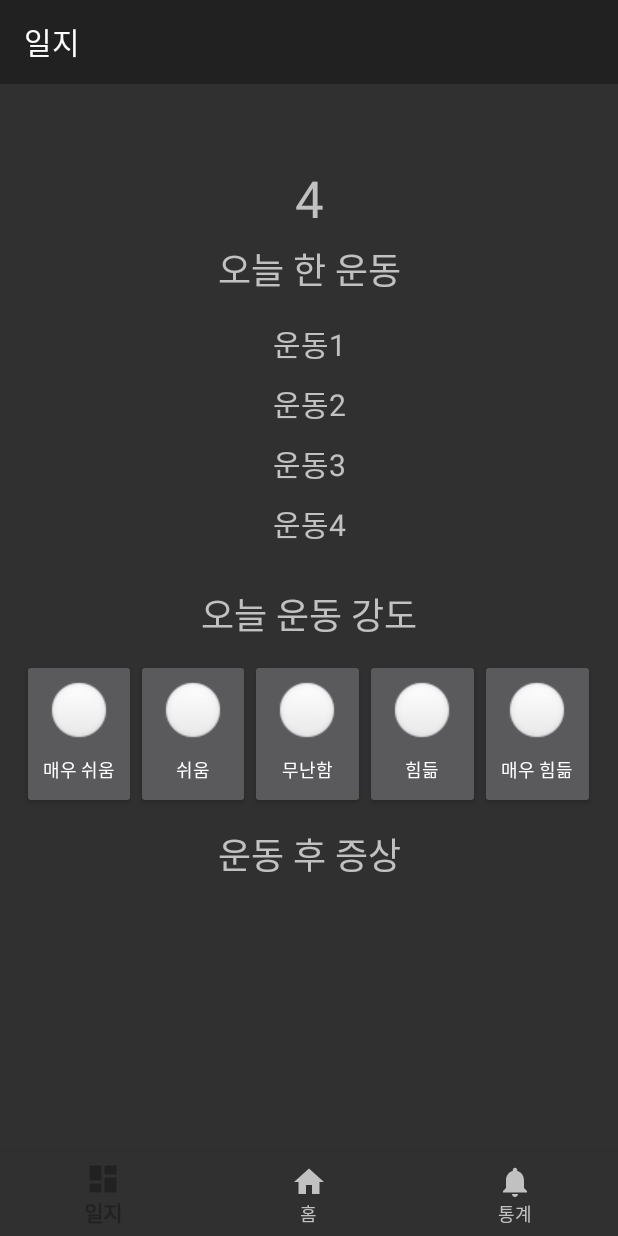
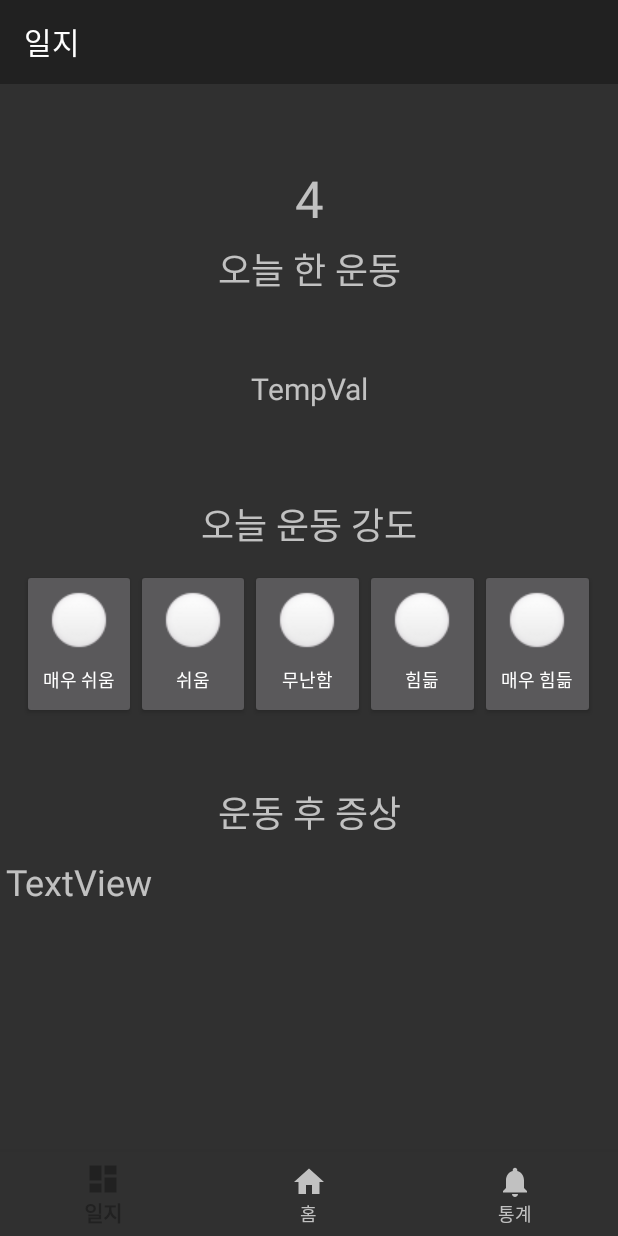
Before and after one commit to KWcapstoneExerciseCalibration/movenet_counter, an Android app: the DailylogFragment screen opened through its navigation route, on a phone screen of 412 x 824 dp. Run offline under Robolectric (Android 15) with nearby library versions, the phone set to English and light mode, and no system bars; our stand-ins replace data binding, navigation-ui.

Commit message:
Before DB Link

```diff
--- a/app/src/main/java/org/tensorflow/lite/examples/poseestimation/database/Calender/CalSchema.kt
+++ b/app/src/main/java/org/tensorflow/lite/examples/poseestimation/database/calendarDB/CalSchema.kt
@@ -6,5 +6,6 @@ import androidx.room.PrimaryKey
 data class CalSchema(
     @PrimaryKey(autoGenerate = true) val id: Long,
     val date: Int,
-    val note: String
+    val exercise: String,
+    val note: String,
 )
--- a/app/src/main/java/org/tensorflow/lite/examples/poseestimation/database/Calender/Calender.java
+++ b/app/src/main/java/org/tensorflow/lite/examples/poseestimation/database/calendarDB/Calender.java
@@ -1,4 +1,4 @@
-package org.tensorflow.lite.examples.poseestimation.database.Calender;
+package org.tensorflow.lite.examples.poseestimation.database.calendarDB;
 
 import androidx.room.Entity;
 import androidx.room.PrimaryKey;
--- a/app/src/main/java/org/tensorflow/lite/examples/poseestimation/ui/exercise/MenuActivity.kt
+++ b/app/src/main/java/org/tensorflow/lite/examples/poseestimation/ui/exercise/MenuActivity.kt
@@ -1,10 +1,19 @@
 package org.tensorflow.lite.examples.poseestimation.ui.exercise
 
+import CalDataBase
+import CalSchema
 import android.content.Intent
 import android.os.Bundle
+import android.util.Log
 import android.widget.Button
 import androidx.appcompat.app.AppCompatActivity
+import androidx.room.Room
+import kotlinx.coroutines.CoroutineScope
+import kotlinx.coroutines.Dispatchers
+import kotlinx.coroutines.launch
 import org.tensorflow.lite.examples.poseestimation.R
+import java.util.Calendar
+
 
 class MenuActivity : AppCompatActivity(){
 
@@ -21,9 +30,28 @@ class MenuActivity : AppCompatActivity(){
         btn_shoulderpress = findViewById(R.id.btn_shoulderpress)
 
         var exercise: String
+        /*
+        val database = Room.inMemoryDatabaseBuilder(
+            this,
+            CalDataBase::class.java
+        ).build()
+
+        fun pushtoDB (exercise: String){
+            val calSchema = CalSchema(0, Calendar.DAY_OF_MONTH, exercise, "")
+            CoroutineScope(Dispatchers.IO).launch {
+                database.calDao().create(calSchema)
+
+                var dbCalSchema = database.calDao().readAll()[0]
+                Log.d("logDB", "insert -> $dbCalSchema")
+            }
+        }
+        */
+
 
         btn_pushup.setOnClickListener {
             exercise = "PushUp"
+            //pushtoDB(exercise)
+
             val intent = Intent(this, GuideActivity::class.java)
             intent.putExtra("exercise",exercise)
             startActivity(intent)
@@ -32,6 +60,8 @@ class MenuActivity : AppCompatActivity(){
 
         btn_squat.setOnClickListener {
             exercise = "Squat"
+            //pushtoDB(exercise)
+
             val intent = Intent(this, GuideActivity::class.java)
             intent.putExtra("exercise",exercise)
             startActivity(intent)
@@ -40,10 +70,14 @@ class MenuActivity : AppCompatActivity(){
 
         btn_shoulderpress.setOnClickListener {
             exercise = "ShoulderPress"
+            //pushtoDB(exercise)
+
             val intent = Intent(this, GuideActivity::class.java)
             intent.putExtra("exercise",exercise)
             startActivity(intent)
             finish()
         }
+
+
     }
 }
--- a/app/src/main/res/layout/fragment_dailylog.xml
+++ b/app/src/main/res/layout/fragment_dailylog.xml
@@ -59,38 +59,12 @@
             <TextView
                 android:id="@+id/textView"
                 android:layout_width="match_parent"
-                android:layout_height="40dp"
+                android:layout_height="100dp"
                 android:layout_gravity="center|center_horizontal"
                 android:gravity="center|center_vertical"
-                android:text="운동1"
+                android:text="TempVal"
                 android:textSize="20sp" />
 
-            <TextView
-                android:id="@+id/textView5"
-                android:layout_width="match_parent"
-                android:layout_height="40dp"
-                android:layout_gravity="center|center_horizontal"
-                android:gravity="center|center_vertical"
-                android:text="운동2"
-                android:textSize="20sp" />
-
-            <TextView
-                android:id="@+id/textView6"
-                android:layout_width="match_parent"
-                android:layout_height="40dp"
-                android:layout_gravity="center|center_horizontal"
-                android:gravity="center|center_vertical"
-                android:text="운동3"
-                android:textSize="20sp" />
-
-            <TextView
-                android:id="@+id/textView7"
-                android:layout_width="match_parent"
-                android:layout_height="40dp"
-                android:layout_gravity="center|center_horizontal"
-                android:gravity="center|center_vertical"
-                android:text="운동4"
-                android:textSize="20sp" />
 
             <Space
                 android:layout_width="match_parent"
@@ -182,11 +156,13 @@
             android:id="@+id/textWorkoutIntensity2"
             android:layout_width="0dp"
             android:layout_height="60dp"
+            android:layout_marginTop="32dp"
             android:gravity="center_horizontal|center_vertical"
             android:text="@string/workout_symptoms"
             android:textAlignment="center"
             android:textSize="24sp"
             app:layout_constraintEnd_toEndOf="parent"
+            app:layout_constraintHorizontal_bias="0.0"
             app:layout_constraintStart_toStartOf="parent"
             app:layout_constraintTop_toBottomOf="@+id/linearLayout2" />
 
@@ -198,7 +174,15 @@
             app:layout_constraintEnd_toEndOf="parent"
             app:layout_constraintStart_toStartOf="parent"
             app:layout_constraintTop_toBottomOf="@+id/textWorkoutIntensity2"
-            app:layout_constraintVertical_bias="0.0"></LinearLayout>
+            app:layout_constraintVertical_bias="0.0">
+
+            <TextView
+                android:id="@+id/textView5"
+                android:layout_width="match_parent"
+                android:layout_height="121dp"
+                android:text="TextView"
+                android:textSize="24sp" />
+        </LinearLayout>
 
     </androidx.constraintlayout.widget.ConstraintLayout>
 
```
Also changed, not shown: app/src/main/java/org/tensorflow/lite/examples/poseestimation/database/calendarDB/CalDao.kt (renamed from app/src/main/java/org/tensorflow/lite/examples/poseestimation/database/Calender/CalDao.kt), app/src/main/java/org/tensorflow/lite/examples/poseestimation/database/calendarDB/CalDataBase.kt (renamed from app/src/main/java/org/tensorflow/lite/examples/poseestimation/database/Calender/CalDataBase.kt), 1 other file.
